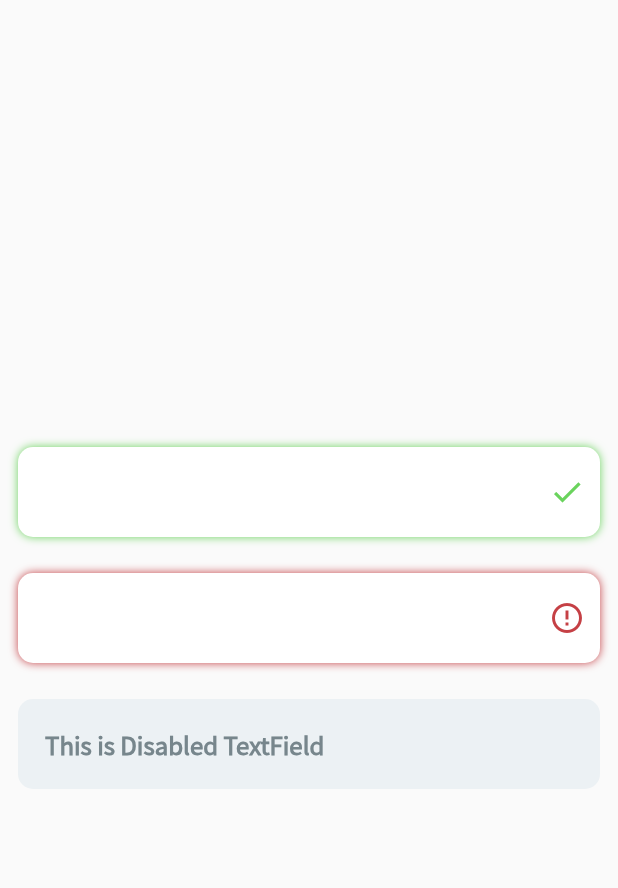
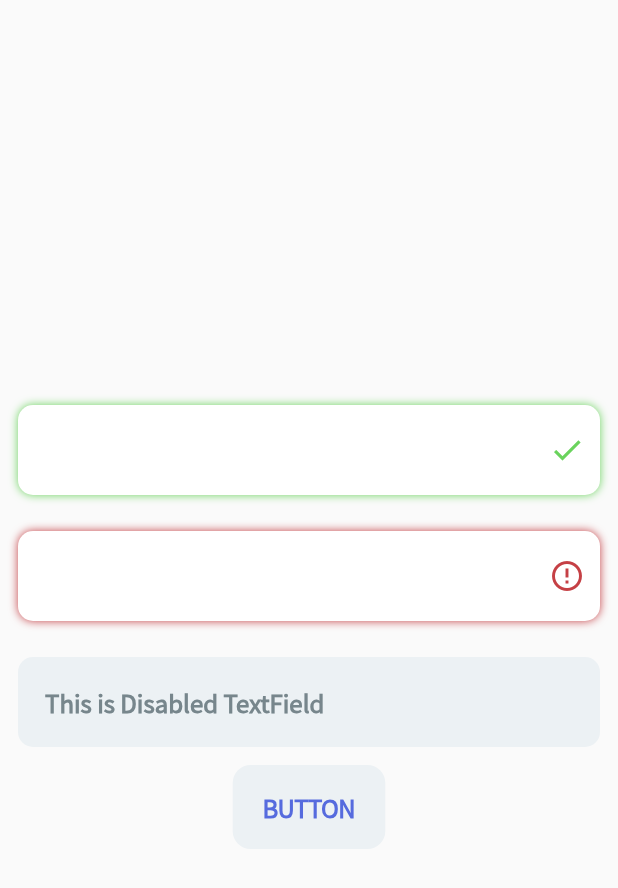
Before and after one commit to ketanchoyal/Sub-Track, a Flutter app: the screen it shows after launch, on a phone screen of 412 x 824 dp. Shown: the top 888 px of the screen. Run offline on Flutter 3.47's test engine with Material 2 defaults, Android fonts, the light colour scheme and no system bars; our stand-ins replace stacked.

Commit message:
Button Designed a per UI

```diff
--- a/lib/main.dart
+++ b/lib/main.dart
@@ -13,7 +13,7 @@
   Widget build(BuildContext context) {
     // REVIEW Using Material on top of CupertinoApp is okay or not
     return Material(
-      textStyle: kMainStyle,
+      // textStyle: kMainStyle,
       child: CupertinoApp(
         title: 'Sub Track',
         color: AppColor.STAccent,
--- /dev/null
+++ b/lib/ui/dumb_widgets/buttons.dart
@@ -0,0 +1,47 @@
+import 'package:flutter/cupertino.dart';
+import 'package:flutter/material.dart';
+
+import 'package:sub_track/ui/shared/shared.dart';
+import 'package:sub_track/ui/theme/app_colors.dart';
+
+enum ButtonType { PRIMARY, SECONDARY, TERTIARY, DISABLED }
+
+class STButton extends StatelessWidget {
+  const STButton({
+    Key? key,
+    this.buttonType = ButtonType.PRIMARY,
+    required this.onPressed,
+  }) : super(key: key);
+
+  final ButtonType buttonType;
+  final Function() onPressed;
+
+  @override
+  Widget build(BuildContext context) {
+    return CupertinoTheme(
+      data: CupertinoTheme.of(context).copyWith(
+          primaryColor: buttonType == ButtonType.PRIMARY
+              ? AppColor.STAccent
+              : buttonType == ButtonType.SECONDARY
+                  ? AppColor.STLight
+                  : buttonType == ButtonType.TERTIARY
+                      ? AppColor.STPureWhite
+                      : AppColor.STAccentLight),
+      child: CupertinoButton.filled(
+        disabledColor: AppColor.STAccentLight,
+        child: Text(
+          "BUTTON",
+          style: kBodyStyle.copyWith(
+            fontWeight: FontWeightX.bold,
+            color: buttonType == ButtonType.PRIMARY
+                ? AppColor.STPureWhite
+                : buttonType == ButtonType.DISABLED
+                    ? AppColor.STLight
+                    : AppColor.STAccent,
+          ),
+        ),
+        onPressed: buttonType == ButtonType.DISABLED ? null : onPressed,
+      ),
+    );
+  }
+}
--- a/lib/ui/dumb_widgets/text_fields.dart
+++ b/lib/ui/dumb_widgets/text_fields.dart
@@ -11,8 +11,8 @@
   DISABLED,
 }
 
-class BasicTextField extends StatefulWidget {
-  const BasicTextField({
+class STTextField extends StatefulWidget {
+  const STTextField({
     Key? key,
     required this.type,
     this.placeholder,
@@ -34,10 +34,10 @@
   final IconData? suffixIcon;
 
   @override
-  _BasicTextFieldState createState() => _BasicTextFieldState();
+  _STTextFieldState createState() => _STTextFieldState();
 }
 
-class _BasicTextFieldState extends State<BasicTextField> {
+class _STTextFieldState extends State<STTextField> {
   @override
   Widget build(BuildContext context) {
     bool _hasFocus = widget.focusNode.hasFocus;
@@ -78,7 +78,7 @@
           color: _textFieldType == TextFieldType.DEFAULT ||
                   _textFieldType == TextFieldType.DISABLED
               ? AppColor.STLight
-              : Colors.white,
+              : AppColor.STPureWhite,
           boxShadow: [
             BoxShadow(
               color: _color,
--- a/lib/ui/theme/app_colors.dart
+++ b/lib/ui/theme/app_colors.dart
@@ -1,4 +1,4 @@
-import 'dart:ui';
+import 'package:flutter/material.dart';
 
 class AppColor {
   // SECTION[epic=Light Colors]
@@ -14,6 +14,8 @@
   static const STDarkLight = Color(0xff77868c);
   static const STAccent = Color(0xff566bde);
   static const STAccentLight = Color(0xffaab5ee);
+  static const STPureWhite = Colors.white;
+  static const STPureDark = Colors.black;
 
   //!SECTION
 }
--- a/lib/ui/view/startup/startup_view.dart
+++ b/lib/ui/view/startup/startup_view.dart
@@ -1,6 +1,7 @@
 import 'package:flutter/material.dart';
 // ignore: import_of_legacy_library_into_null_safe
 import 'package:stacked/stacked.dart';
+import 'package:sub_track/ui/dumb_widgets/buttons.dart';
 import 'package:sub_track/ui/dumb_widgets/text_fields.dart';
 import './startup_viewmodel.dart';
 
@@ -24,20 +25,24 @@
           child: Column(
             mainAxisSize: MainAxisSize.min,
             children: [
-              BasicTextField(
+              STTextField(
                 type: TextFieldType.VALID,
                 focusNode: _focusNode1,
                 nextFocusNode: _focusNode2,
               ),
-              BasicTextField(
+              STTextField(
                 type: TextFieldType.ERROR,
                 focusNode: _focusNode2,
               ),
-              BasicTextField(
+              STTextField(
                 focusNode: FocusNode(),
                 type: TextFieldType.DEFAULT,
                 placeholder: "This is Disabled TextField",
               ),
+              STButton(
+                buttonType: ButtonType.SECONDARY,
+                onPressed: () {},
+              )
             ],
           ),
         ),
```
